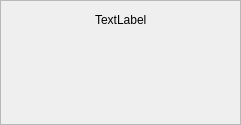
Qt form designer/component_grid_item_qt.ui (SymmetryLabs/electrify) before a commit.
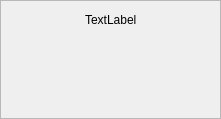
The same form after that commit.

Diff of the .ui file:
```diff
--- a/designer/component_grid_item_qt.ui
+++ b/designer/component_grid_item_qt.ui
@@ -6,8 +6,8 @@
    <rect>
     <x>0</x>
     <y>0</y>
-    <width>241</width>
-    <height>125</height>
+    <width>221</width>
+    <height>119</height>
    </rect>
   </property>
   <property name="minimumSize">
@@ -34,6 +34,9 @@
    </property>
    <item row="0" column="0">
     <widget class="QFrame" name="frame">
+     <property name="autoFillBackground">
+      <bool>true</bool>
+     </property>
      <property name="frameShape">
       <enum>QFrame::StyledPanel</enum>
      </property>
```
